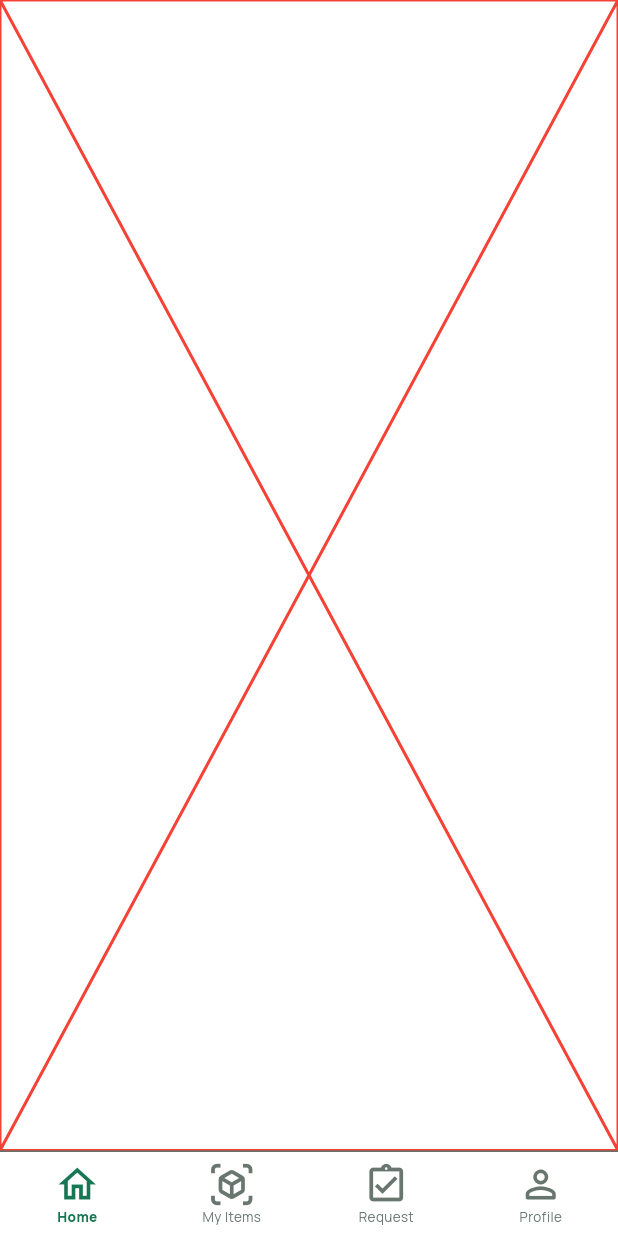
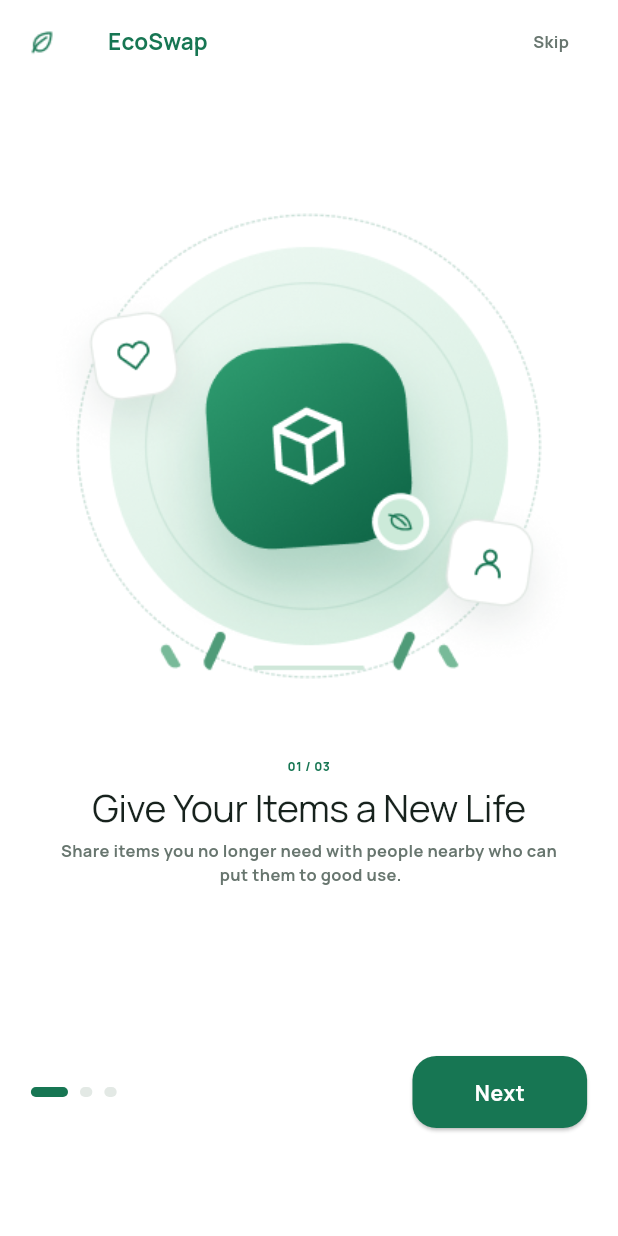
Before and after one commit to MariamWael411/Eco-Swap-App, a Flutter app: the screen it shows after launch, on a phone screen of 412 x 824 dp. Run offline on Flutter 3.47's test engine with Material 3 defaults, Android fonts, the phone set to English and light mode, and no system bars; our stand-ins replace bloc, flutter_bloc, google_fonts.

Commit message:
finish onBoarding screen

```diff
--- a/lib/core/utils/app_theme.dart
+++ b/lib/core/utils/app_theme.dart
@@ -23,15 +23,19 @@ class AppTheme {
         onPrimary: AppColors.lightGreyColor,
         onSecondary: AppColors.containerTextFieldColor,
         onSecondaryContainer: AppColors.blackColor,
-        inversePrimary: AppColors.bageColor
+        inversePrimary: AppColors.bageColor,
+        inverseSurface: AppColors.whiteColor
     ),
 
     textTheme: TextTheme(
         bodyLarge: AppStyles.reg21Black,
         labelSmall: AppStyles.bold14White,
         titleLarge: AppStyles.bold11LightBlack,
-        titleMedium: AppStyles.extra17Black
-
+        titleMedium: AppStyles.extra17Black,
+        titleSmall: AppStyles.bold15Green,
+        bodyMedium: AppStyles.bold11Grey,
+        bodySmall: AppStyles.extraBold8Green,
+        displayLarge: AppStyles.reg25Black
     ),
   );
 
@@ -53,13 +57,19 @@ class AppTheme {
         onPrimary: AppColors.dotColor,
         onSecondary: AppColors.containerColor,
         onSecondaryContainer: AppColors.textDarkColor,
-        inversePrimary: AppColors.containerColor
+        inversePrimary: AppColors.containerColor,
+        inverseSurface: AppColors.primaryDarkColor
     ),
     textTheme: TextTheme(
         bodyLarge: AppStyles.reg21White,
         labelSmall: AppStyles.bold14DarkGreen,
         titleLarge: AppStyles.bold11LightGreen,
-        titleMedium: AppStyles.extra17White
+        titleMedium: AppStyles.extra17White,
+        titleSmall: AppStyles.bold15GreenDark,
+        bodyMedium: AppStyles.bold11GreyDark,
+        bodySmall: AppStyles.extraBold8GreenDark,
+        displayLarge: AppStyles.reg25White
+
 
 
 
--- a/lib/features/common/widgets/custom_elevated_button.dart
+++ b/lib/features/common/widgets/custom_elevated_button.dart
@@ -9,9 +9,14 @@ class CustomElevatedButton extends StatelessWidget {
   Widget? item;
   Color? backgroundColor;
   Color borderColor;
+  double? paddingVertical;
+  double? paddingHorizontal;
 
   CustomElevatedButton({
+
     super.key,
+    this.paddingHorizontal,
+    this.paddingVertical,
     this.backgroundColor,
     this.text,
     required this.onClick,
@@ -31,7 +36,9 @@ class CustomElevatedButton extends StatelessWidget {
             ? Theme.of(context).colorScheme.primary
             : backgroundColor,
         shape: RoundedRectangleBorder(borderRadius: BorderRadius.circular(16)),
-        padding: EdgeInsets.symmetric(vertical: height * 0.017),
+        padding: EdgeInsets.symmetric(
+            vertical: paddingVertical ?? height * 0.017,
+            horizontal: paddingHorizontal ?? 0),
         side: BorderSide(color: borderColor, width: 2),
       ),
       onPressed: onClick,
--- /dev/null
+++ b/lib/features/onBoarding/model/onBoarding_model.dart
@@ -0,0 +1,37 @@
+import 'package:eco_swap_app/core/utils/app_assets.dart';
+import 'package:flutter/src/widgets/framework.dart';
+
+import '../../../l10n/app_localizations.dart';
+
+class OnboardingModel {
+  static List<String> titles = [
+    AppLocalizations.of(context)!.intro1_title,
+    AppLocalizations.of(context)!.intro2_title,
+    AppLocalizations.of(context)!.intro3_title,
+  ];
+
+  static List<String> bodies = [
+    AppLocalizations.of(context)!.intro1_body,
+    AppLocalizations.of(context)!.intro2_body,
+    AppLocalizations.of(context)!.intro3_body,
+  ];
+
+  static List<String> imagesLight = [
+    AppAssets.intro1Light,
+    AppAssets.intro2Light,
+    AppAssets.intro3Light,
+  ];
+
+  static List<String> imagesDark = [
+    AppAssets.intro1Dark,
+    AppAssets.intro2Dark,
+    AppAssets.intro3Dark,
+  ];
+  static late BuildContext _context;
+
+  static BuildContext get context => _context;
+
+  static set context(BuildContext value) {
+    _context = value;
+  }
+}
--- /dev/null
+++ b/lib/features/onBoarding/onBoarding_screen.dart
@@ -0,0 +1,122 @@
+import 'package:eco_swap_app/core/utils/app_assets.dart';
+import 'package:eco_swap_app/core/utils/app_route.dart';
+import 'package:eco_swap_app/features/common/widgets/custom_elevated_button.dart';
+import 'package:eco_swap_app/features/onBoarding/model/onBoarding_model.dart';
+import 'package:eco_swap_app/features/onBoarding/widgets/dot_widget.dart';
+import 'package:eco_swap_app/features/onBoarding/widgets/onBoarding_item.dart';
+import 'package:eco_swap_app/l10n/app_localizations.dart';
+import 'package:flutter/material.dart';
+import 'package:flutter_bloc/flutter_bloc.dart';
+
+import '../../core/utils/app_config.dart';
+import '../../cubit/theme_cubit.dart';
+
+class OnboardingScreen extends StatefulWidget {
+  OnboardingScreen({super.key});
+
+  @override
+  State<OnboardingScreen> createState() => _OnboardingScreenState();
+}
+
+class _OnboardingScreenState extends State<OnboardingScreen> {
+  var controller = PageController();
+  int currentIndex = 0;
+
+  @override
+  Widget build(BuildContext context) {
+    var width = AppConfig.width(context);
+    var height = AppConfig.height(context);
+    OnboardingModel.context = context;
+    final isDark = context.read<ThemeCubit>().isDark();
+    var theme = Theme.of(context);
+    return Scaffold(
+      appBar: AppBar(
+        leading: Image.asset(
+          isDark ? AppAssets.darkLeaveIcon : AppAssets.lightLeaveIcon,
+        ),
+        title: Text("EcoSwap", style: theme.textTheme.titleSmall),
+        actions: [
+          IconButton(
+            onPressed: () {
+              //todo Navigate to login
+            },
+            icon: Text(
+              AppLocalizations.of(context)!.skip,
+              style: theme.textTheme.bodyMedium,
+            ),
+          ),
+        ],
+        actionsPadding: EdgeInsetsDirectional.only(end: width * 0.05),
+      ),
+      body: Padding(
+        padding: EdgeInsets.symmetric(horizontal: width * 0.05),
+        child: Column(
+          children: [
+            Expanded(
+              flex: 3,
+              child: PageView.builder(
+                onPageChanged: (value) {
+                  currentIndex = value;
+                  setState(() {});
+                },
+                controller: controller,
+                itemBuilder: (context, index) => OnboardingItem(
+                  body: OnboardingModel.bodies[index],
+                  title: OnboardingModel.titles[index],
+                  image: isDark
+                      ? OnboardingModel.imagesDark[index]
+                      : OnboardingModel.imagesLight[index],
+                  index: index,
+                ),
+                itemCount: 3,
+              ),
+            ),
+            Expanded(
+              child: Row(
+                spacing: 8,
+                children: [
+                  DotWidget(isActive: currentIndex == 0),
+                  DotWidget(isActive: currentIndex == 1),
+                  DotWidget(isActive: currentIndex == 2),
+                  Spacer(),
+                  CustomElevatedButton(
+                    paddingHorizontal: width * 0.1,
+                    onClick: () {
+                      (currentIndex != 2)
+                          ? controller.nextPage(
+                              duration: Duration(milliseconds: 500),
+                              curve: Curves.ease,
+                            )
+                          : Navigator.of(
+                              context,
+                            ).pushReplacementNamed(AppRoute.login);
+                    },
+                    item: (currentIndex != 2)
+                        ? text(AppLocalizations.of(context)!.next, theme)
+                        : Row(
+                            spacing: width * 0.02,
+                            children: [
+                              Icon(
+                                Icons.check_rounded,
+                                color: theme.colorScheme.inverseSurface,
+                              ),
+                              text(
+                                AppLocalizations.of(context)!.get_started,
+                                theme,
+                              ),
+                            ],
+                          ),
+                  ),
+                ],
+              ),
+            ),
+          ],
+        ),
+      ),
+    );
+  }
+}
+
+Text text(String text, var theme) {
+  return Text(text, style: theme.textTheme.labelSmall);
+}
--- /dev/null
+++ b/lib/features/onBoarding/widgets/dot_widget.dart
@@ -0,0 +1,32 @@
+import 'package:flutter/material.dart';
+import 'package:flutter_bloc/flutter_bloc.dart';
+
+import '../../../../core/utils/app_config.dart';
+import '../../../../cubit/theme_cubit.dart';
+
+class DotWidget extends StatelessWidget {
+  bool isActive;
+
+  DotWidget({super.key, required this.isActive});
+
+  @override
+  Widget build(BuildContext context) {
+    var width = AppConfig.width(context);
+    var height = AppConfig.height(context);
+    final isDark = context.read<ThemeCubit>().isDark();
+    var theme = Theme.of(context);
+    return AnimatedContainer(
+      decoration: BoxDecoration(
+        borderRadius: BorderRadius.circular(6),
+        color: isActive
+            ? theme.colorScheme.primary
+            : theme.colorScheme.onPrimary,
+      ),
+      curve: Curves.ease,
+      width: isActive ? width * 0.06 : width * 0.02,
+      height: height * 0.008,
+
+      duration: Duration(milliseconds: 500),
+    );
+  }
+}
--- /dev/null
+++ b/lib/features/onBoarding/widgets/onBoarding_item.dart
@@ -0,0 +1,47 @@
+import 'package:flutter/material.dart';
+
+import '../../../../core/utils/app_config.dart';
+
+class OnboardingItem extends StatelessWidget {
+  String title;
+  String body;
+  String image;
+  int index;
+
+  OnboardingItem({
+    super.key,
+    required this.image,
+    required this.body,
+    required this.title,
+    required this.index,
+  });
+
+  @override
+  Widget build(BuildContext context) {
+    var height = AppConfig.height(context);
+    var theme = Theme.of(context);
+    return Column(
+      spacing: height * 0.009,
+      mainAxisAlignment: MainAxisAlignment.center,
+      crossAxisAlignment: CrossAxisAlignment.stretch,
+      children: [
+        Image.asset(image),
+        Text(
+          "0${index + 1} / 03",
+          style: theme.textTheme.bodySmall,
+          textAlign: TextAlign.center,
+        ),
+        Text(
+          title,
+          style: theme.textTheme.displayLarge,
+          textAlign: TextAlign.center,
+        ),
+        Text(
+          body,
+          style: theme.textTheme.bodyMedium,
+          textAlign: TextAlign.center,
+        ),
+      ],
+    );
+  }
+}
--- a/lib/l10n/app_ar.arb
+++ b/lib/l10n/app_ar.arb
@@ -1,11 +1,11 @@
 {
   "skip": "تخطي",
   "intro1_title": "امنح أغراضك حياة جديدة",
-  "intro1_body": "شارك الأغراض التي لم تعد بحاجة إليها مع أشخاص بالقرب منك يمكنهم الاستفادة منها.",
+  "intro1_body": "شارك الأغراض التي لم تعد بحاجة إليها مع أشخاص بالقرب \nمنك يمكنهم الاستفادة منها.",
   "intro2_title": "اعثر على ما تحتاج إليه",
-  "intro2_body": "اكتشف الأغراض المفيدة التي يشاركها الآخرون في مجتمعك — مجانًا تمامًا.",
+  "intro2_body": "اكتشف الأغراض المفيدة التي يشاركها الآخرون في مجتمعك — \nمجانًا تمامًا.",
   "intro3_title": "أعد الاستخدام أكثر، وقلل الهدر",
-  "intro3_body": "كل عملية تبادل تساعد في إبقاء الأغراض قيد الاستخدام وتساهم في تقليل النفايات غير الضرورية في مجتمعك.",
+  "intro3_body": "كل عملية تبادل تساعد في إبقاء الأغراض قيد الاستخدام وتساهم\n في تقليل النفايات غير الضرورية في مجتمعك.",
   "next": "التالي",
   "get_started": "ابدأ الآن",
   "welcome_back": "مرحبًا بعودتك",
--- a/lib/l10n/app_en.arb
+++ b/lib/l10n/app_en.arb
@@ -1,11 +1,11 @@
 {
   "skip": "Skip",
   "intro1_title": "Give Your Items a New Life",
-  "intro1_body": "Share items you no longer need with people nearby who can put them to good use.",
+  "intro1_body": "Share items you no longer need with people nearby who can\n put them to good use.",
   "intro2_title": "Find What You Need",
-  "intro2_body": "Discover useful items shared by others in your community — completely free.",
+  "intro2_body": "Discover useful items shared by others in your community — \ncompletely free.",
   "intro3_title" : "Reuse More, Waste Less",
-  "intro3_body": "Every swap keeps an item in use and helps your community reduce unnecessary waste.",
+  "intro3_body": "Every swap keeps an item in use and helps your community\n reduce unnecessary waste.",
   "next": "Next",
   "get_started": "Get Started",
   "welcome_back": "Welcome back",
--- a/lib/l10n/app_localizations.dart
+++ b/lib/l10n/app_localizations.dart
@@ -110,7 +110,7 @@ abstract class AppLocalizations {
   /// No description provided for @intro1_body.
   ///
   /// In en, this message translates to:
-  /// **'Share items you no longer need with people nearby who can put them to good use.'**
+  /// **'Share items you no longer need with people nearby who can\n put them to good use.'**
   String get intro1_body;
 
   /// No description provided for @intro2_title.
@@ -122,7 +122,7 @@ abstract class AppLocalizations {
   /// No description provided for @intro2_body.
   ///
   /// In en, this message translates to:
-  /// **'Discover useful items shared by others in your community — completely free.'**
+  /// **'Discover useful items shared by others in your community — \ncompletely free.'**
   String get intro2_body;
 
   /// No description provided for @intro3_title.
@@ -134,7 +134,7 @@ abstract class AppLocalizations {
   /// No description provided for @intro3_body.
   ///
   /// In en, this message translates to:
-  /// **'Every swap keeps an item in use and helps your community reduce unnecessary waste.'**
+  /// **'Every swap keeps an item in use and helps your community\n reduce unnecessary waste.'**
   String get intro3_body;
 
   /// No description provided for @next.
--- a/lib/l10n/app_localizations_ar.dart
+++ b/lib/l10n/app_localizations_ar.dart
@@ -1,5 +1,6 @@
 // ignore: unused_import
 import 'package:intl/intl.dart' as intl;
+
 import 'app_localizations.dart';
 
 // ignore_for_file: type=lint
@@ -15,19 +16,22 @@ class AppLocalizationsAr extends AppLocalizations {
   String get intro1_title => 'امنح أغراضك حياة جديدة';
 
   @override
-  String get intro1_body => 'شارك الأغراض التي لم تعد بحاجة إليها مع أشخاص بالقرب منك يمكنهم الاستفادة منها.';
+  String get intro1_body =>
+      'شارك الأغراض التي لم تعد بحاجة إليها مع أشخاص بالقرب \nمنك يمكنهم الاستفادة منها.';
 
   @override
   String get intro2_title => 'اعثر على ما تحتاج إليه';
 
   @override
-  String get intro2_body => 'اكتشف الأغراض المفيدة التي يشاركها الآخرون في مجتمعك — مجانًا تمامًا.';
+  String get intro2_body =>
+      'اكتشف الأغراض المفيدة التي يشاركها الآخرون في مجتمعك — \nمجانًا تمامًا.';
 
   @override
   String get intro3_title => 'أعد الاستخدام أكثر، وقلل الهدر';
 
   @override
-  String get intro3_body => 'كل عملية تبادل تساعد في إبقاء الأغراض قيد الاستخدام وتساهم في تقليل النفايات غير الضرورية في مجتمعك.';
+  String get intro3_body =>
+      'كل عملية تبادل تساعد في إبقاء الأغراض قيد الاستخدام وتساهم\n في تقليل النفايات غير الضرورية في مجتمعك.';
 
   @override
   String get next => 'التالي';
--- a/lib/l10n/app_localizations_en.dart
+++ b/lib/l10n/app_localizations_en.dart
@@ -1,5 +1,6 @@
 // ignore: unused_import
 import 'package:intl/intl.dart' as intl;
+
 import 'app_localizations.dart';
 
 // ignore_for_file: type=lint
@@ -15,19 +16,22 @@ class AppLocalizationsEn extends AppLocalizations {
   String get intro1_title => 'Give Your Items a New Life';
 
   @override
-  String get intro1_body => 'Share items you no longer need with people nearby who can put them to good use.';
+  String get intro1_body =>
+      'Share items you no longer need with people nearby who can\n put them to good use.';
 
   @override
   String get intro2_title => 'Find What You Need';
 
   @override
-  String get intro2_body => 'Discover useful items shared by others in your community — completely free.';
+  String get intro2_body =>
+      'Discover useful items shared by others in your community — \ncompletely free.';
 
   @override
   String get intro3_title => 'Reuse More, Waste Less';
 
   @override
-  String get intro3_body => 'Every swap keeps an item in use and helps your community reduce unnecessary waste.';
+  String get intro3_body =>
+      'Every swap keeps an item in use and helps your community\n reduce unnecessary waste.';
 
   @override
   String get next => 'Next';
--- a/lib/main.dart
+++ b/lib/main.dart
@@ -6,6 +6,7 @@ import 'package:eco_swap_app/core/utils/app_theme.dart';
 import 'package:eco_swap_app/cubit/language_cubit.dart';
 import 'package:eco_swap_app/cubit/theme_cubit.dart';
 import 'package:eco_swap_app/features/home/home_screen.dart';
+import 'package:eco_swap_app/features/onBoarding/onBoarding_screen.dart';
 import 'package:flutter/material.dart';
 import 'package:flutter_bloc/flutter_bloc.dart';
 
@@ -40,9 +41,11 @@ class MyApp extends StatelessWidget {
                 debugShowCheckedModeBanner: false,
                 localizationsDelegates: AppLocalizations.localizationsDelegates,
                 supportedLocales: AppLocalizations.supportedLocales,
-                initialRoute:AppRoute.home ,
+                initialRoute: AppRoute.onBoarding,
                 routes: {
-                  AppRoute.home:(context) => HomeScreen()
+                  AppRoute.home: (context) => HomeScreen(),
+                  AppRoute.onBoarding: (context) => OnboardingScreen(),
+
                 },
               );
             }
```
